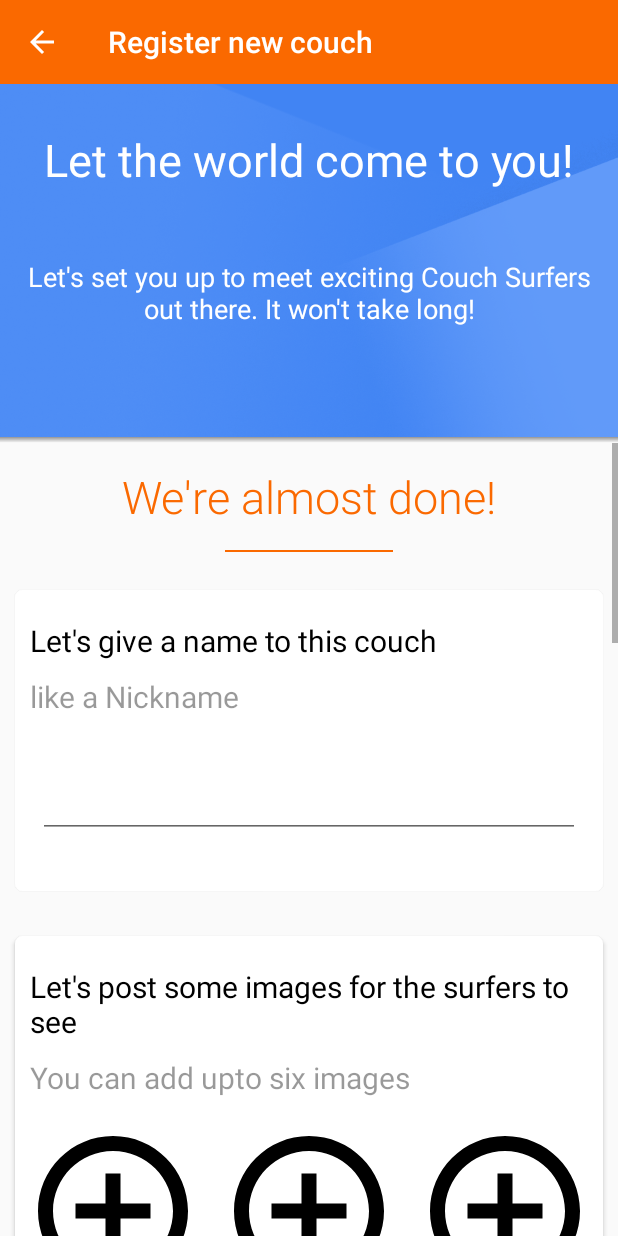
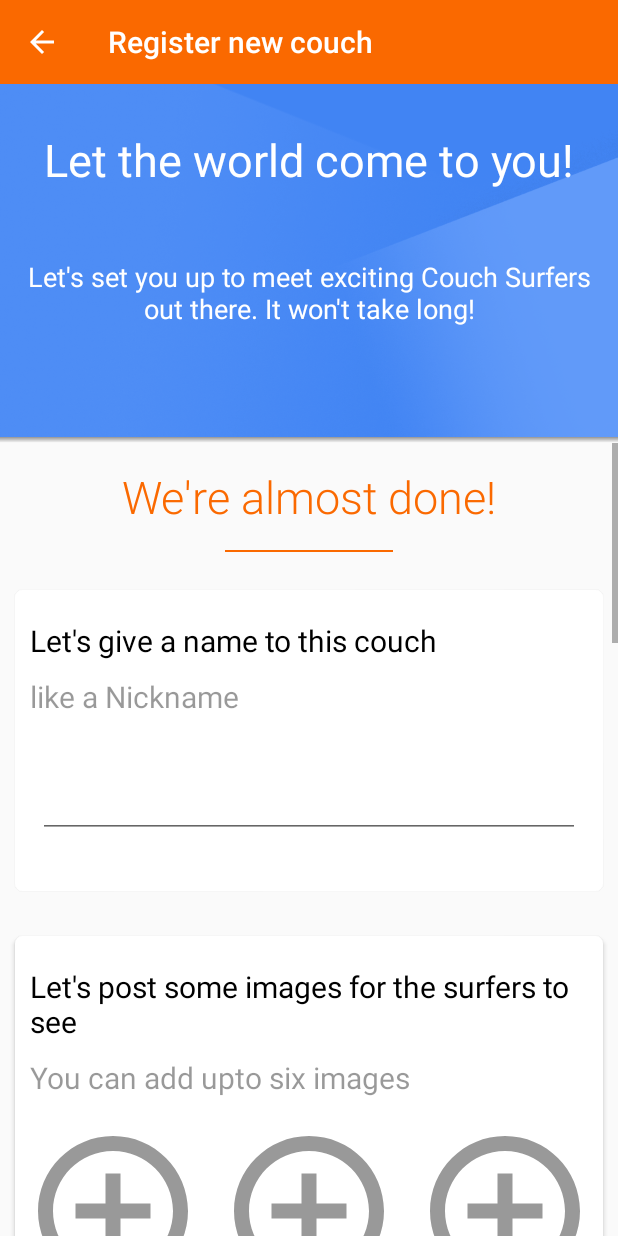
Before and after one commit to Bhargav97/GenericCSModule, an Android app: the fragment RegisterDatafillTwo placed in its activity, on a phone screen of 412 x 824 dp. Run offline under Robolectric (Android 15) with nearby library versions, the light colour scheme and no system bars; our stand-ins replace Firebase (no records; nobody signed in at launch, a user with empty details on screens opened directly); libraries missing offline, so code that uses them is left out: com.amazonaws.auth, com.amazonaws.mobile, com.amazonaws.mobileconnectors, com.amazonaws.services; 3 statements that could not run were skipped.

```diff
--- a/app/src/main/res/drawable/ic_add.xml
+++ b/app/src/main/res/drawable/ic_add.xml
@@ -4,6 +4,6 @@
         android:viewportWidth="24.0"
         android:viewportHeight="24.0">
     <path
-        android:fillColor="#FF000000"
+        android:fillColor="@color/black_overlay"
         android:pathData="M13,7h-2v4L7,11v2h4v4h2v-4h4v-2h-4L13,7zM12,2C6.48,2 2,6.48 2,12s4.48,10 10,10 10,-4.48 10,-10S17.52,2 12,2zM12,20c-4.41,0 -8,-3.59 -8,-8s3.59,-8 8,-8 8,3.59 8,8 -3.59,8 -8,8z"/>
 </vector>
```
